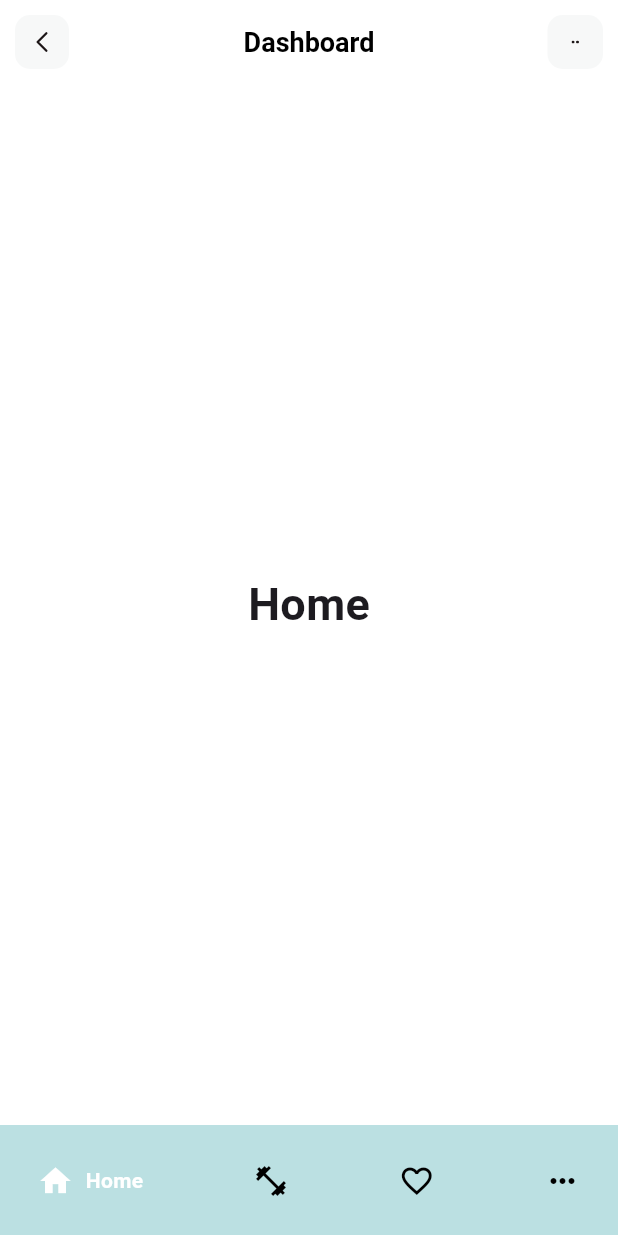
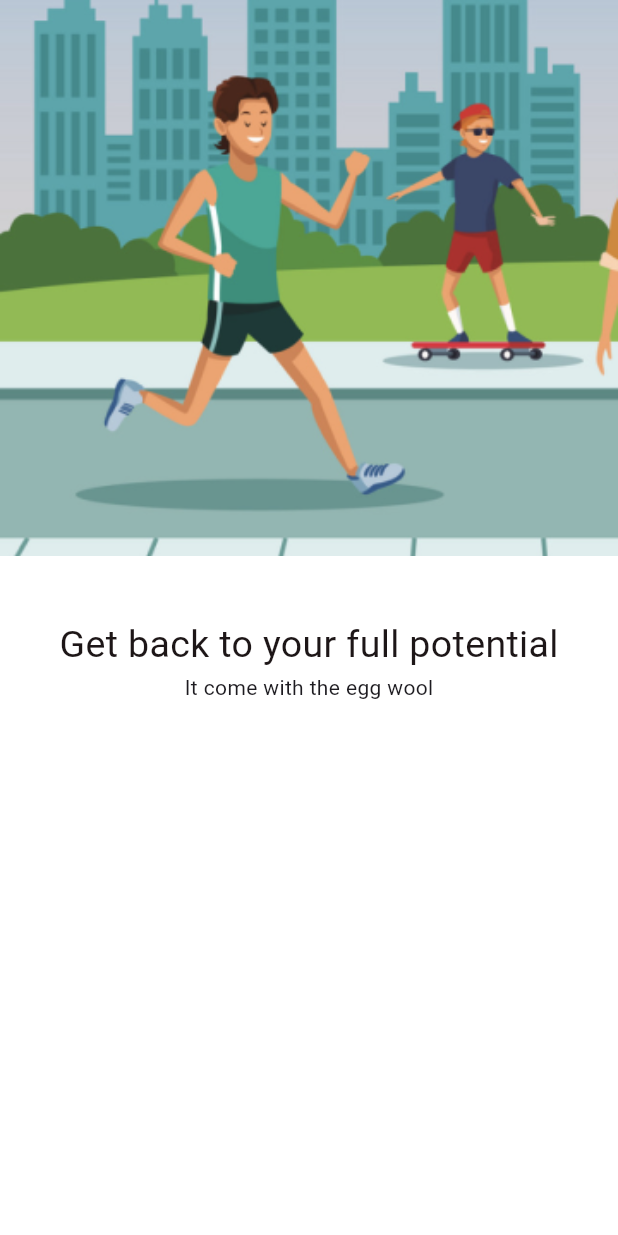
Before and after one commit to Jason12345C/BME440_Senior_Design, a Flutter app: the screen it shows after launch, after a tap on "Let's Get Started", on a phone screen of 412 x 824 dp. Run offline on Flutter 3.47's test engine with Material 3 defaults, Android fonts, the phone set to English and light mode, and no system bars; drawn by our look-alikes of google_nav_bar; our stand-ins replace flutter_svg.

Commit message:
added onboarding images to the onboarding views

```diff
--- a/risestrideapp/lib/main.dart
+++ b/risestrideapp/lib/main.dart
@@ -1,11 +1,12 @@
 import 'package:flutter/material.dart';
-// import 'package:risestride/onboarding/onboarding_view.dart';
+import 'package:risestride/onboarding/onboarding_view.dart';
 import 'package:risestride/pages/home.dart';
 import 'common/colors_extension.dart';
 
 void main() {
   runApp(
     const MaterialApp(
+      debugShowCheckedModeBanner: false,
       home: Start(),
     ),
   );
@@ -13,7 +14,8 @@ void main() {
 
 Route _createRoute() {
   return PageRouteBuilder(
-    pageBuilder: (context, animation, secondaryAnimation) => Home(),
+    pageBuilder: (context, animation, secondaryAnimation) =>
+        const OnBoardingView(),
     transitionsBuilder: (context, animation, secondaryAnimation, child) {
       return child;
     },
@@ -100,65 +102,6 @@ class Start extends StatelessWidget {
             ])));
   }
 }
-// body: Container(child:Center(
-//     child: ElevatedButton(
-//         onPressed: () {
-//           Navigator.of(context).push(_createRoute());
-//         },
-//         child: SizedBox(
-//             width: media.width,
-//             height: media.height,
-//             child: const Column(
-//                 mainAxisAlignment: MainAxisAlignment.start,
-//                 children: [
-//                   Padding(
-//                     padding: EdgeInsets.only(top: 300),
-//                     child: Text("RiseStride",
-//                         textAlign: TextAlign.center,
-//                         style: TextStyle(
-//                             fontSize: 30,
-//                             fontWeight: FontWeight.bold,
-//                             fontStyle: FontStyle.italic)),
-//                   ),
-//                 ]))))));
-// child: SizedBox(
-//     width: media.width,
-//     height: media.height,
-//     child: const Column(
-//         mainAxisAlignment: MainAxisAlignment.start,
-//         children: [
-//           Padding(
-//             padding: EdgeInsets.only(top: 300),
-//             child: Text("RiseStride",
-//                 textAlign: TextAlign.center,
-//                 style: TextStyle(
-//                     fontSize: 30,
-//                     fontWeight: FontWeight.bold,
-//                     fontStyle: FontStyle.italic)),
-//           ),
-// GestureDetector(
-//     onTap: () {},
-//     child: Container(
-//         width: media.width * .6,
-//         height: media.height * .05,
-//         margin: EdgeInsets.only(top: 300),
-//         decoration: BoxDecoration(
-//             gradient: LinearGradient(
-//                 begin: Alignment.topLeft,
-//                 end: Alignment(0.2, 1),
-//                 colors: <Color>[
-//                   ThemeColors.primaryColor2,
-//                   ThemeColors.primaryColor1,
-//                 ]),
-//             borderRadius: BorderRadius.circular(20)),
-//         child: const Padding(
-//           padding: EdgeInsets.all(8.0),
-//           // child: Text("Let's Get Started!",
-//           //     textAlign: TextAlign.center,
-//           //     style: TextStyle(
-//           //         fontSize: 15, fontWeight: FontWeight.bold)),
-
-//         )))
 
 class Page2 extends StatelessWidget {
   const Page2({super.key});
--- a/risestrideapp/lib/onboarding/onboarding_page.dart
+++ b/risestrideapp/lib/onboarding/onboarding_page.dart
@@ -1,51 +1,31 @@
-// import 'package:flutter/material.dart';
-// import 'package:risestride/common/colors_extension.dart';
+import 'package:flutter/material.dart';
+import 'package:risestride/common/colors_extension.dart';
 
-// class OnBoardingPage extends StatelessWidget {
-//   final Map pObj;
-//   const OnBoardingPage({super.key, required this.pObj});
+class OnBoardingPage extends StatelessWidget {
+  final Map pObj;
+  const OnBoardingPage({super.key, required this.pObj});
 
-//   @override
-//   Widget build(BuildContext context) {
-//     var media = MediaQuery.of(context).size;
-//     return SizedBox(
-//                     width: media.width,
-//                     height: media.height,
-//                     child: Column(
-//                         mainAxisAlignment: MainAxisAlignment.start,
-//                         children: [
-//                           const Padding(
-//                             padding: EdgeInsets.only(top: 300),
-//                             child: Text("RiseStride",
-//                                 textAlign: TextAlign.center,
-//                                 style: TextStyle(
-//                                     fontSize: 30,
-//                                     fontWeight: FontWeight.bold,
-//                                     fontStyle: FontStyle.italic)),
-//                           ),
-//                           GestureDetector(
-//                               onTap: () {},
-//                               child: Container(
-//                                   width: media.width * .6,
-//                                   height: media.height * .05,
-//                                   margin: EdgeInsets.only(top: 300),
-//                                   decoration: BoxDecoration(
-//                                       gradient: LinearGradient(
-//                                           begin: Alignment.topLeft,
-//                                           end: Alignment(0.2, 1),
-//                                           colors: <Color>[
-//                                             ThemeColors.primaryColor2,
-//                                             ThemeColors.primaryColor1,
-//                                           ]),
-//                                       borderRadius: BorderRadius.circular(20)),
-//                                   child: const Padding(
-//                                     padding: EdgeInsets.all(8.0),
-//                                     child: Text("Let's Get Started!",
-//                                         textAlign: TextAlign.center,
-//                                         style: TextStyle(
-//                                             fontSize: 15,
-//                                             fontWeight: FontWeight.bold)),
-//                                   )))
-//                         ]));
-//   }
-// }
+  @override
+  Widget build(BuildContext context) {
+    var media = MediaQuery.of(context).size;
+    return SizedBox(
+        width: media.width,
+        height: media.height,
+        child: Column(mainAxisAlignment: MainAxisAlignment.start, children: [
+          Image.asset(pObj["image"].toString(),
+              width: media.width, fit: BoxFit.fitWidth),
+          SizedBox(height: media.width * 0.1),
+          Padding(
+            padding: const EdgeInsets.symmetric(horizontal: 15),
+            child: Text(pObj["title"].toString(),
+                style: TextStyle(
+                    color: ThemeColors.black,
+                    fontWeight: FontWeight.normal,
+                    fontSize: 25)),
+          ),
+          Text(
+            pObj["subtitle"].toString(),
+          )
+        ]));
+  }
+}
--- a/risestrideapp/lib/onboarding/onboarding_view.dart
+++ b/risestrideapp/lib/onboarding/onboarding_view.dart
@@ -1,40 +1,43 @@
-// import 'package:flutter/material.dart';
-// import 'package:risestride/common/colors_extension.dart';
+import 'package:flutter/material.dart';
+import 'package:risestride/common/colors_extension.dart';
+import 'package:risestride/onboarding/onboarding_page.dart';
 
-// class OnBoardingView extends StatefulWidget {
-//   const OnBoardingView({super.key});
+class OnBoardingView extends StatefulWidget {
+  const OnBoardingView({super.key});
 
-//   @override
-//   State<OnBoardingView> createState() => _OnBoardingViewState();
-// }
+  @override
+  State<OnBoardingView> createState() => _OnBoardingViewState();
+}
 
-// class _OnBoardingViewState extends State<OnBoardingView> {
-//   PageController controller = PageController();
+class _OnBoardingViewState extends State<OnBoardingView> {
+  PageController controller = PageController();
 
-//   // List pageArr = [
-//   //   {
-//   //     "title": "Get back to your full potential",
-//   //     "subtitle": "It come with the egg wool",
-//   //   },
-//   //   {
-//   //     "title": "Get back to your full potential",
-//   //     "subtitle": "It come with the egg wool",
-//   //   }
-//   // ];
+  List pageArr = [
+    {
+      "title": "Get back to your full potential",
+      "subtitle": "It come with the egg wool",
+      "image": "assets/images/onboarding_img1.png"
+    },
+    {
+      "title": "Get back to your full potential",
+      "subtitle": "It come with the fried rice!",
+      "image": "assets/images/onboarding_img2.png"
+    }
+  ];
 
-//   @override
-//   Widget build(BuildContext context) {
-//     var media = MediaQuery.of(context).size;
-//     return Scaffold(
-//         backgroundColor: ThemeColors.white,
-//         body: Stack(children: [
-//           PageView.builder(
-//               controller: controller,
-//               itemCount: pageArr.length,
-//               itemBuilder: (context, index) {
-//                 var pObj = pageArr[index] as Map? ?? {};
-
-//               })
-//         ]));
-//   }
-// }
+  @override
+  Widget build(BuildContext context) {
+    // var media = MediaQuery.of(context).size;
+    return Scaffold(
+        backgroundColor: ThemeColors.white,
+        body: Stack(children: [
+          PageView.builder(
+              controller: controller,
+              itemCount: pageArr.length,
+              itemBuilder: (context, index) {
+                var pObj = pageArr[index] as Map? ?? {};
+                return OnBoardingPage(pObj: pObj);
+              })
+        ]));
+  }
+}
--- a/risestrideapp/pubspec.yaml
+++ b/risestrideapp/pubspec.yaml
@@ -63,6 +63,7 @@ flutter:
   # To add assets to your application, add an assets section, like this:
   assets:
     - assets/icons/
+    - assets/images/
   #   - images/a_dot_burr.jpeg
   #   - images/a_dot_ham.jpeg
 
```
Also changed, not shown: risestrideapp/assets/images/onboarding_img1.png (added), risestrideapp/assets/images/onboarding_img2.png (added).
